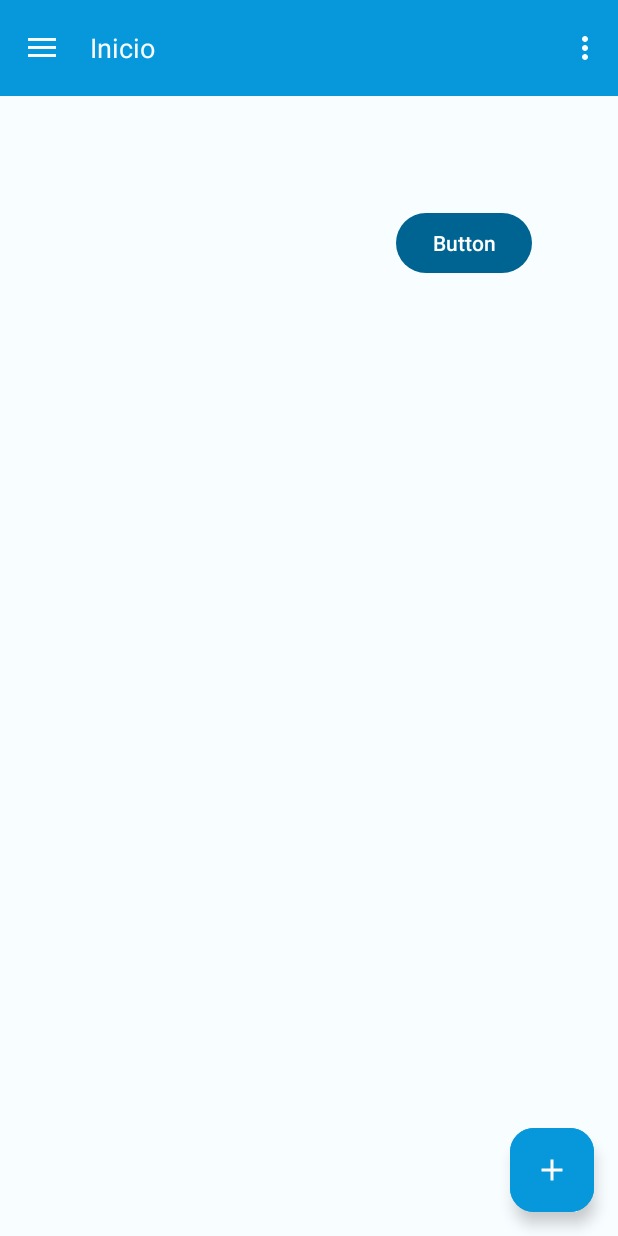
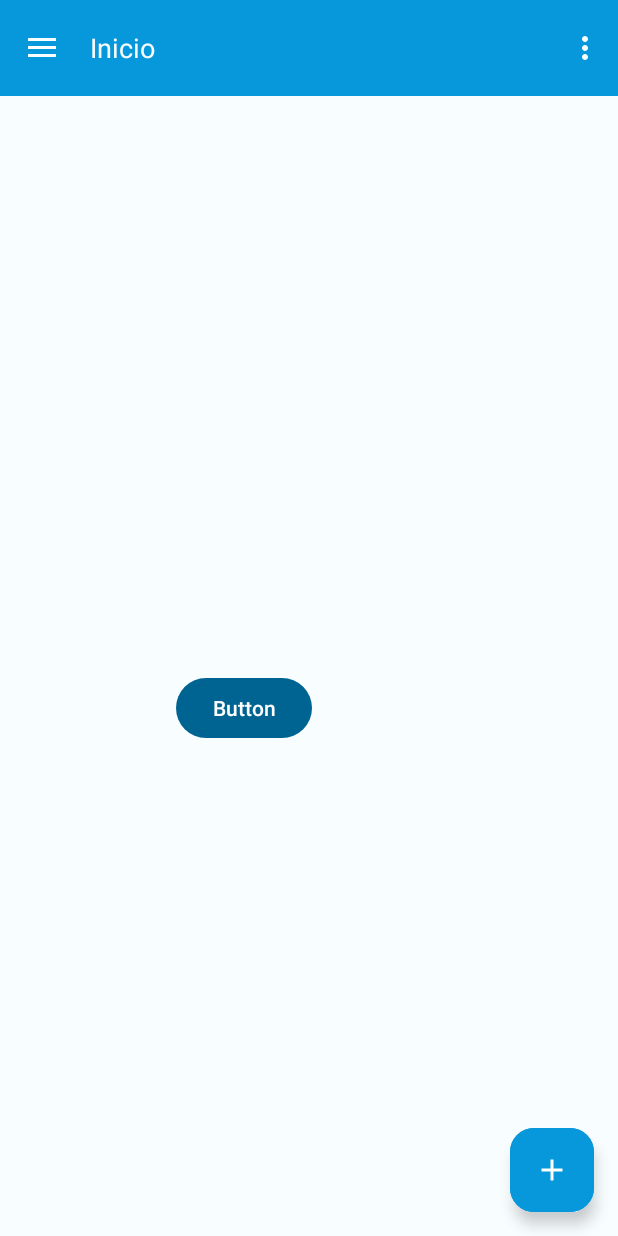
Before and after one commit to gabochepe007/ScholarFleet, an Android app built with Jetpack Compose: the screen it shows after launch (HomeActivity), on a phone screen of 412 x 824 dp. Run offline under Robolectric (Android 15) with nearby library versions, the phone set to English and light mode, and no system bars; our stand-ins replace navigation-ui.

Commit message:
Esta de una modificacion de prueba 1

```diff
--- a/app/src/main/res/layout/fragment_home.xml
+++ b/app/src/main/res/layout/fragment_home.xml
@@ -10,8 +10,8 @@
         android:id="@+id/button3"
         android:layout_width="wrap_content"
         android:layout_height="wrap_content"
-        android:layout_marginTop="74dp"
-        android:layout_marginEnd="57dp"
+        android:layout_marginTop="384dp"
+        android:layout_marginEnd="204dp"
         android:text="Button"
         app:layout_constraintEnd_toEndOf="parent"
         app:layout_constraintTop_toTopOf="parent" />
```
